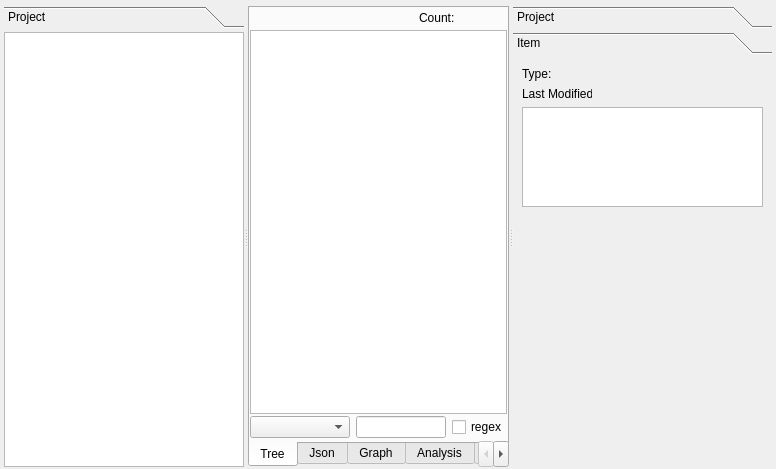
Qt form sub3suite/src/project/Project.ui (3nock/OTE) before a commit.
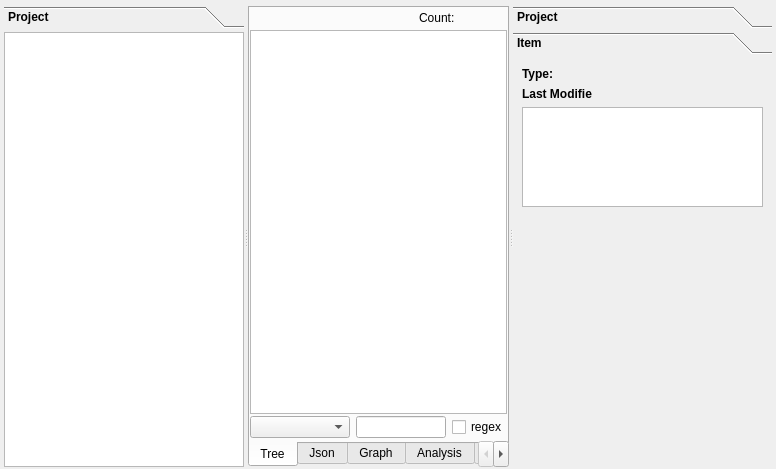
The same form after that commit. The open tabs and pages were chosen to show the change.

```diff
--- a/sub3suite/src/project/Project.ui
+++ b/sub3suite/src/project/Project.ui
@@ -54,6 +54,12 @@
          <height>16777215</height>
         </size>
        </property>
+       <property name="font">
+        <font>
+         <weight>75</weight>
+         <bold>true</bold>
+        </font>
+       </property>
        <property name="tabSpacing">
         <number>4</number>
        </property>
@@ -356,6 +362,12 @@
         <height>16777215</height>
        </size>
       </property>
+      <property name="font">
+       <font>
+        <weight>75</weight>
+        <bold>true</bold>
+       </font>
+      </property>
       <property name="tabSpacing">
        <number>4</number>
       </property>
```
Left out of the diff: 4 changed lines with no effect on the pictures.
